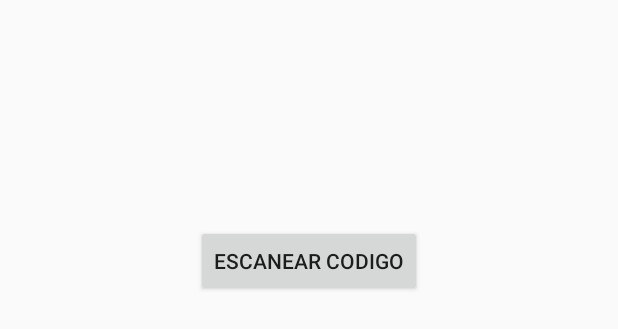
After one commit to eduardo-thrash/LogisticApp, an Android app: the layout activity_scan_material.xml on its own in the app's theme, with its tools: preview values and no code run, on a phone screen of 412 x 824 dp. The commit adds this screen. Shown: the top 329 px of the screen. Run offline under Robolectric (Android 15) with nearby library versions, the phone set to English and light mode, and no system bars.

Commit message:
Creación Página requerimiento RF11

```diff
--- a/LogisticAppProject/app/src/main/AndroidManifest.xml
+++ b/LogisticAppProject/app/src/main/AndroidManifest.xml
@@ -9,7 +9,8 @@
         android:roundIcon="@mipmap/ic_launcher_round"
         android:supportsRtl="true"
         android:theme="@style/AppTheme">
-        <activity android:name=".DepartureRegisterActivity"></activity>
+        <activity android:name=".ScanMaterialActivity"></activity>
+        <activity android:name=".DepartureRegisterActivity" />
         <activity android:name=".MaterialSearchActivity" />
         <activity android:name="com.example.activities.delegate.ScanMaterialActivity" />
         <activity android:name="com.example.activities.delegate.MaterialDetailActivity" />
--- a/LogisticAppProject/app/src/main/java/com/example/logisticappproject/MainActivity.java
+++ b/LogisticAppProject/app/src/main/java/com/example/logisticappproject/MainActivity.java
@@ -1,11 +1,9 @@
 package com.example.logisticappproject;
-
-import androidx.appcompat.app.AppCompatActivity;
 
 import android.content.Intent;
 import android.os.Bundle;
 
-import com.example.activities.delegate.MaterialDetailActivity;
+import androidx.appcompat.app.AppCompatActivity;
 
 public class MainActivity extends AppCompatActivity {
 
@@ -14,7 +12,7 @@ public class MainActivity extends AppCompatActivity {
         super.onCreate(savedInstanceState);
         //setContentView(R.layout.activity_main);
 
-        Intent launcherActivity = new Intent(this, MaterialDetailActivity.class);
+        Intent launcherActivity = new Intent(this, DepartureRegisterActivity.class);
         startActivity(launcherActivity);
     }
 }
--- /dev/null
+++ b/LogisticAppProject/app/src/main/java/com/example/logisticappproject/ScanMaterialActivity.java
@@ -0,0 +1,14 @@
+package com.example.logisticappproject;
+
+import androidx.appcompat.app.AppCompatActivity;
+
+import android.os.Bundle;
+
+public class ScanMaterialActivity extends AppCompatActivity {
+
+    @Override
+    protected void onCreate(Bundle savedInstanceState) {
+        super.onCreate(savedInstanceState);
+        setContentView(R.layout.activity_scan_material);
+    }
+}
--- /dev/null
+++ b/LogisticAppProject/app/src/main/res/layout/activity_scan_material.xml
@@ -0,0 +1,32 @@
+<?xml version="1.0" encoding="utf-8"?>
+<androidx.constraintlayout.widget.ConstraintLayout xmlns:android="http://schemas.android.com/apk/res/android"
+    xmlns:app="http://schemas.android.com/apk/res-auto"
+    xmlns:tools="http://schemas.android.com/tools"
+    android:layout_width="match_parent"
+    android:layout_height="match_parent"
+    tools:context=".ScanMaterialActivity">
+    <ImageView
+        android:id="@+id/iCodigo"
+        android:layout_width="wrap_content"
+        android:layout_height="wrap_content"
+        android:layout_marginStart="100dp"
+        android:layout_marginLeft="100dp"
+        android:layout_marginTop="100dp"
+        android:layout_marginEnd="100dp"
+        android:layout_marginRight="100dp"
+        android:layout_marginBottom="32dp"
+        app:layout_constraintBottom_toTopOf="@+id/bEscanear"
+        app:layout_constraintEnd_toEndOf="parent"
+        app:layout_constraintStart_toStartOf="parent"
+        app:layout_constraintTop_toTopOf="parent" />
+
+    <Button
+        android:id="@+id/bEscanear"
+        android:layout_width="wrap_content"
+        android:layout_height="wrap_content"
+        android:layout_marginTop="50dp"
+        android:text="ESCANEAR CODIGO"
+        app:layout_constraintEnd_toEndOf="parent"
+        app:layout_constraintStart_toStartOf="parent"
+        app:layout_constraintTop_toBottomOf="@+id/iCodigo" />
+</androidx.constraintlayout.widget.ConstraintLayout>
```
